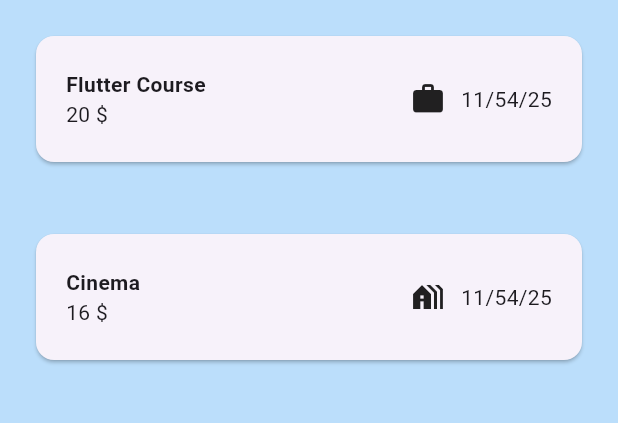
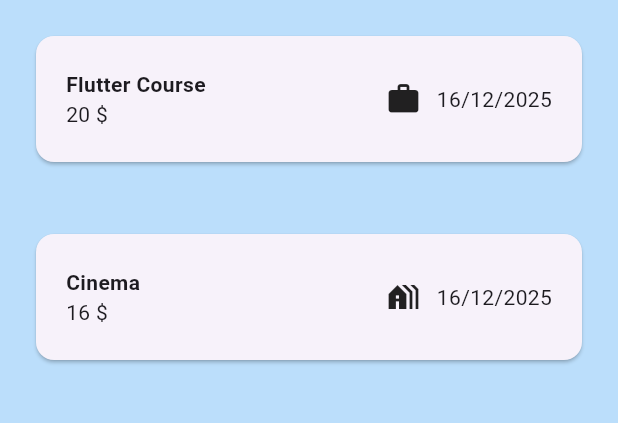
Before and after one commit to Choun-Rathanak/W10---PRACTICE---BuildContext-Inputs, a Flutter app: the screen it shows after launch, on a phone screen of 412 x 824 dp, the part 84-507 px from its top. Run offline on Flutter 3.47's test engine with Material 3 defaults, Android fonts, the phone set to English and light mode, and no system bars.

Commit message:
fix datapicker

```diff
--- a/lib/ui/expenses/expenses.dart
+++ b/lib/ui/expenses/expenses.dart
@@ -1,5 +1,6 @@
 import 'package:flutter/material.dart';
 import '../../models/expense.dart';
+import 'package:intl/intl.dart';
 
 class ExpensesView extends StatelessWidget {
   const ExpensesView({
@@ -45,7 +46,7 @@ class ExpenseItem extends StatelessWidget {
   }
 
   String get expenseDate {
-    return "11/54/25";
+     return DateFormat('dd/MM/yyyy').format(expense.date);
   }
 
   @override
--- a/pubspec.yaml
+++ b/pubspec.yaml
@@ -31,6 +31,7 @@ dependencies:
   flutter:
     sdk: flutter
   uuid: ^4.3.1
+  intl: ^0.19.0
   # The following adds the Cupertino Icons font to your application.
   # Use with the CupertinoIcons class for iOS style icons.
   cupertino_icons: ^1.0.8
```
Also changed, not shown: pubspec.lock.
